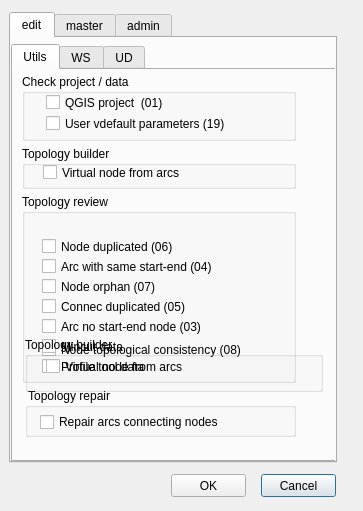
First picture: the form in ui/toolbox.ui, repository Giswater/giswater_qgis_plugin, before the edit.
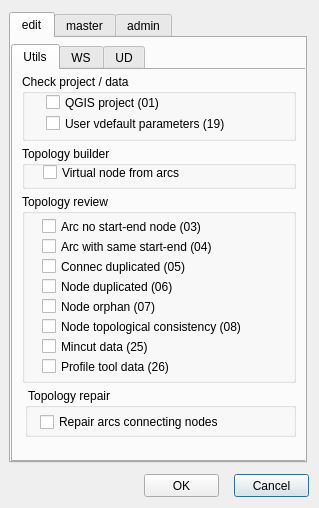
Second picture: the form after the edit.

Commit message: #Enhance toolbox.ui form

```diff
--- a/ui/toolbox.ui
+++ b/ui/toolbox.ui
@@ -6,8 +6,8 @@
    <rect>
     <x>0</x>
     <y>0</y>
-    <width>363</width>
-    <height>511</height>
+    <width>319</width>
+    <height>508</height>
    </rect>
   </property>
   <property name="windowTitle">
@@ -18,7 +18,7 @@
     <rect>
      <x>9</x>
      <y>12</y>
-     <width>328</width>
+     <width>298</width>
      <height>451</height>
     </rect>
    </property>
@@ -34,7 +34,7 @@
       <rect>
        <x>0</x>
        <y>6</y>
-       <width>325</width>
+       <width>298</width>
        <height>418</height>
       </rect>
      </property>
@@ -87,7 +87,7 @@
         <property name="geometry">
          <rect>
           <x>20</x>
-          <y>44</y>
+          <y>84</y>
           <width>183</width>
           <height>17</height>
          </rect>
@@ -96,51 +96,38 @@
          <string>Node duplicated (06)</string>
         </property>
        </widget>
+       <widget class="QCheckBox" name="check_arc_same_start_end">
+        <property name="geometry">
+         <rect>
+          <x>20</x>
+          <y>44</y>
+          <width>211</width>
+          <height>17</height>
+         </rect>
+        </property>
+        <property name="text">
+         <string>Arc with same start-end (04)</string>
+        </property>
+       </widget>
        <widget class="QCheckBox" name="check_node_orphan">
         <property name="geometry">
          <rect>
           <x>20</x>
-          <y>84</y>
-          <width>211</width>
-          <height>17</height>
-         </rect>
-        </property>
-        <property name="text">
-         <string>Node orphan (07)</string>
-        </property>
-       </widget>
-       <widget class="QCheckBox" name="check_topology_coherence">
-        <property name="geometry">
-         <rect>
-          <x>20</x>
-          <y>147</y>
-          <width>229</width>
-          <height>17</height>
-         </rect>
-        </property>
-        <property name="text">
-         <string>Node topological consistency (08)</string>
-        </property>
-       </widget>
-       <widget class="QCheckBox" name="check_connec_duplicated">
-        <property name="geometry">
-         <rect>
-          <x>20</x>
           <y>104</y>
-          <width>171</width>
+          <width>211</width>
           <height>17</height>
          </rect>
         </property>
         <property name="text">
-         <string>Connec duplicated (05)</string>
+         <string>Node orphan (07)</string>
         </property>
        </widget>
        <widget class="QCheckBox" name="check_arcs_without_nodes_start_end">
         <property name="geometry">
          <rect>
           <x>20</x>
-          <y>124</y>
-          <width>177</width>
+          <y>24</y>
+          <width>171</width>
           <height>17</height>
          </rect>
         </property>
@@ -148,17 +135,30 @@
          <string>Arc no start-end node (03)</string>
         </property>
        </widget>
-       <widget class="QCheckBox" name="check_arc_same_start_end">
+       <widget class="QCheckBox" name="check_connec_duplicated">
         <property name="geometry">
          <rect>
           <x>20</x>
           <y>64</y>
+          <width>177</width>
+          <height>17</height>
+         </rect>
+        </property>
+        <property name="text">
+         <string>Connec duplicated (05)</string>
+        </property>
+       </widget>
+       <widget class="QCheckBox" name="check_topology_coherence">
+        <property name="geometry">
+         <rect>
+          <x>20</x>
+          <y>124</y>
           <width>211</width>
           <height>17</height>
          </rect>
         </property>
         <property name="text">
-         <string>Arc with same start-end (04)</string>
+         <string>Node topological consistency (08)</string>
         </property>
        </widget>
        <widget class="QCheckBox" name="check_mincut_data">
@@ -171,7 +171,7 @@
          </rect>
         </property>
         <property name="text">
-         <string>Mincut data</string>
+         <string>Mincut data (25)</string>
         </property>
        </widget>
        <widget class="QCheckBox" name="check_profile_tool_data">
@@ -184,7 +184,7 @@
          </rect>
         </property>
         <property name="text">
-         <string>Profile tool data</string>
+         <string>Profile tool data (26)</string>
         </property>
        </widget>
       </widget>
@@ -249,33 +249,7 @@
          </rect>
         </property>
         <property name="text">
-         <string>QGIS project  (01)</string>
-        </property>
-       </widget>
-      </widget>
-      <widget class="QGroupBox" name="groupBox_7">
-       <property name="geometry">
-        <rect>
-         <x>12</x>
-         <y>267</y>
-         <width>298</width>
-         <height>55</height>
-        </rect>
-       </property>
-       <property name="title">
-        <string>Topology builder</string>
-       </property>
-       <widget class="QCheckBox" name="check_create_nodes_from_arcs">
-        <property name="geometry">
-         <rect>
-          <x>21</x>
-          <y>21</y>
-          <width>205</width>
-          <height>17</height>
-         </rect>
-        </property>
-        <property name="text">
-         <string>Virtual node from arcs </string>
+         <string>QGIS project (01)</string>
         </property>
        </widget>
       </widget>
@@ -289,7 +263,7 @@
         <rect>
          <x>12</x>
          <y>9</y>
-         <width>298</width>
+         <width>271</width>
          <height>373</height>
         </rect>
        </property>
@@ -320,7 +294,7 @@
         <rect>
          <x>12</x>
          <y>90</y>
-         <width>295</width>
+         <width>271</width>
          <height>289</height>
         </rect>
        </property>
@@ -330,8 +304,8 @@
        <widget class="QCheckBox" name="check_arc_intersection_without_node">
         <property name="geometry">
          <rect>
-          <x>15</x>
-          <y>33</y>
+          <x>14</x>
+          <y>26</y>
           <width>181</width>
           <height>17</height>
          </rect>
@@ -343,8 +317,8 @@
        <widget class="QCheckBox" name="check_node_exit_upper_node_entry">
         <property name="geometry">
          <rect>
-          <x>15</x>
-          <y>81</y>
+          <x>14</x>
+          <y>66</y>
           <width>183</width>
           <height>17</height>
          </rect>
@@ -356,8 +330,8 @@
        <widget class="QCheckBox" name="check_node_flow_regulator">
         <property name="geometry">
          <rect>
-          <x>15</x>
-          <y>105</y>
+          <x>14</x>
+          <y>86</y>
           <width>179</width>
           <height>17</height>
          </rect>
@@ -369,21 +343,21 @@
        <widget class="QCheckBox" name="check_node_sink">
         <property name="geometry">
          <rect>
-          <x>15</x>
-          <y>129</y>
+          <x>14</x>
+          <y>106</y>
           <width>181</width>
-          <height>19</height>
+          <height>20</height>
          </rect>
         </property>
         <property name="text">
-         <string>Node sink  (13)</string>
+         <string>Node sink (13)</string>
         </property>
        </widget>
        <widget class="QCheckBox" name="check_inverted_arcs">
         <property name="geometry">
          <rect>
-          <x>15</x>
-          <y>57</y>
+          <x>14</x>
+          <y>46</y>
           <width>179</width>
           <height>17</height>
          </rect>
@@ -398,7 +372,7 @@
         <rect>
          <x>12</x>
          <y>6</y>
-         <width>295</width>
+         <width>268</width>
          <height>79</height>
         </rect>
        </property>
@@ -431,7 +405,7 @@
       <rect>
        <x>9</x>
        <y>9</y>
-       <width>307</width>
+       <width>277</width>
        <height>112</height>
       </rect>
      </property>
@@ -443,7 +417,7 @@
        <rect>
         <x>15</x>
         <y>54</y>
-        <width>277</width>
+        <width>256</width>
         <height>17</height>
        </rect>
       </property>
@@ -456,7 +430,7 @@
        <rect>
         <x>15</x>
         <y>30</y>
-        <width>292</width>
+        <width>259</width>
         <height>17</height>
        </rect>
       </property>
@@ -470,7 +444,7 @@
       <rect>
        <x>9</x>
        <y>123</y>
-       <width>304</width>
+       <width>277</width>
        <height>292</height>
       </rect>
      </property>
@@ -507,7 +481,7 @@
       <property name="geometry">
        <rect>
         <x>15</x>
-        <y>117</y>
+        <y>109</y>
         <width>235</width>
         <height>17</height>
        </rect>
@@ -520,7 +494,7 @@
       <property name="geometry">
        <rect>
         <x>15</x>
-        <y>93</y>
+        <y>85</y>
         <width>238</width>
         <height>17</height>
        </rect>
@@ -533,7 +507,7 @@
       <property name="geometry">
        <rect>
         <x>15</x>
-        <y>144</y>
+        <y>136</y>
         <width>241</width>
         <height>17</height>
        </rect>
@@ -553,7 +527,7 @@
       <rect>
        <x>9</x>
        <y>6</y>
-       <width>307</width>
+       <width>277</width>
        <height>412</height>
       </rect>
      </property>
@@ -579,7 +553,7 @@
   <widget class="QPushButton" name="btn_cancel">
    <property name="geometry">
     <rect>
-     <x>261</x>
+     <x>234</x>
      <y>474</y>
      <width>75</width>
      <height>23</height>
@@ -592,7 +566,7 @@
   <widget class="QPushButton" name="btn_accept">
    <property name="geometry">
     <rect>
-     <x>171</x>
+     <x>144</x>
      <y>474</y>
      <width>75</width>
      <height>23</height>
```
